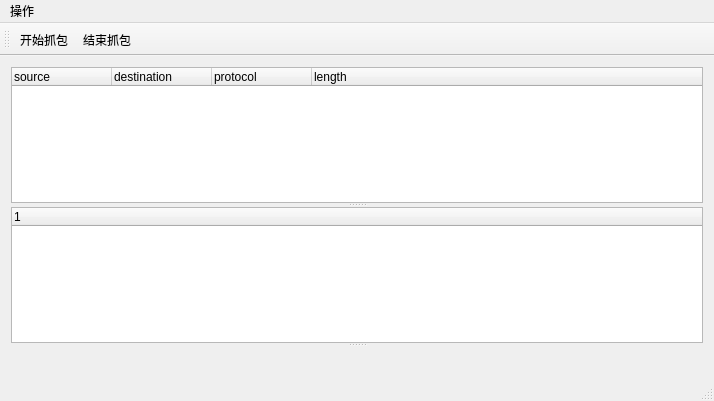
Qt form mainwindow.ui (you-n-g/qt_pcap) before a commit.
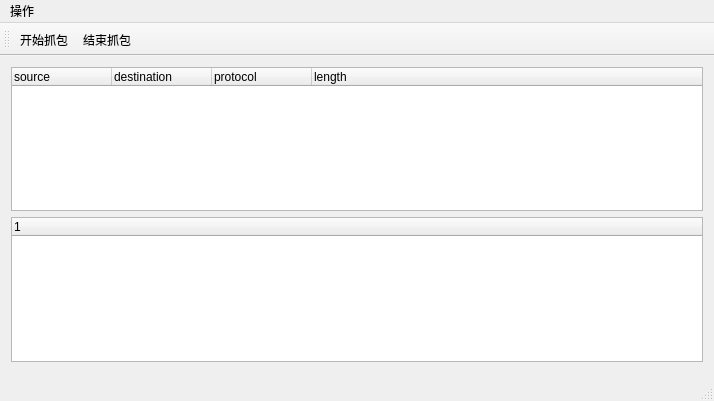
The same form after that commit. Custom widgets are drawn as their Qt base class.

What changed in the file:
```diff
--- a/mainwindow.ui
+++ b/mainwindow.ui
@@ -20,12 +20,8 @@
      <verstretch>0</verstretch>
     </sizepolicy>
    </property>
-   <layout class="QGridLayout" name="gridLayout">
-    <item row="0" column="0">
-     <widget class="QSplitter" name="splitter">
-      <property name="orientation">
-       <enum>Qt::Vertical</enum>
-      </property>
+   <layout class="QVBoxLayout" name="verticalLayout">
+    <item>
       <widget class="QTreeWidget" name="allWidgetTreeWidget">
        <column>
         <property name="text">
@@ -48,6 +44,8 @@
         </property>
        </column>
       </widget>
+    </item>
+    <item>
       <widget class="QTreeWidget" name="singlePackageTreeWidget">
        <column>
         <property name="text">
@@ -55,8 +53,9 @@
         </property>
        </column>
       </widget>
+    </item>
+    <item>
       <widget class="HexDecode" name="hexDecodeWidget" native="true"/>
-     </widget>
     </item>
    </layout>
   </widget>
```
Lines whose indentation alone changed are shown as unchanged.
